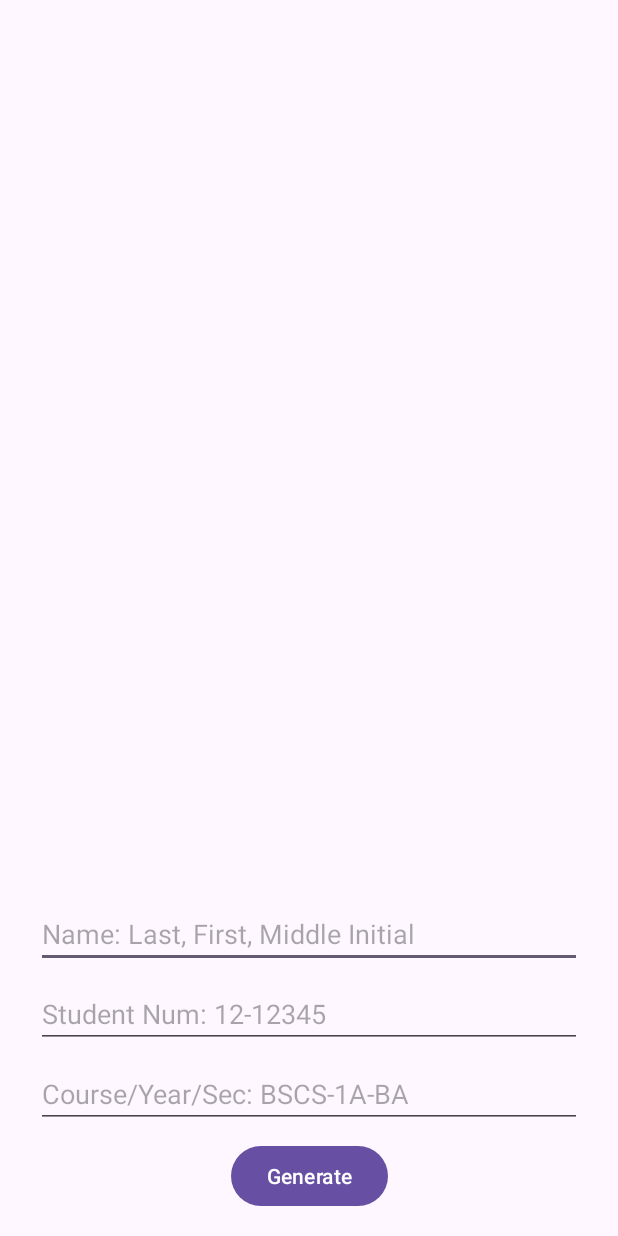
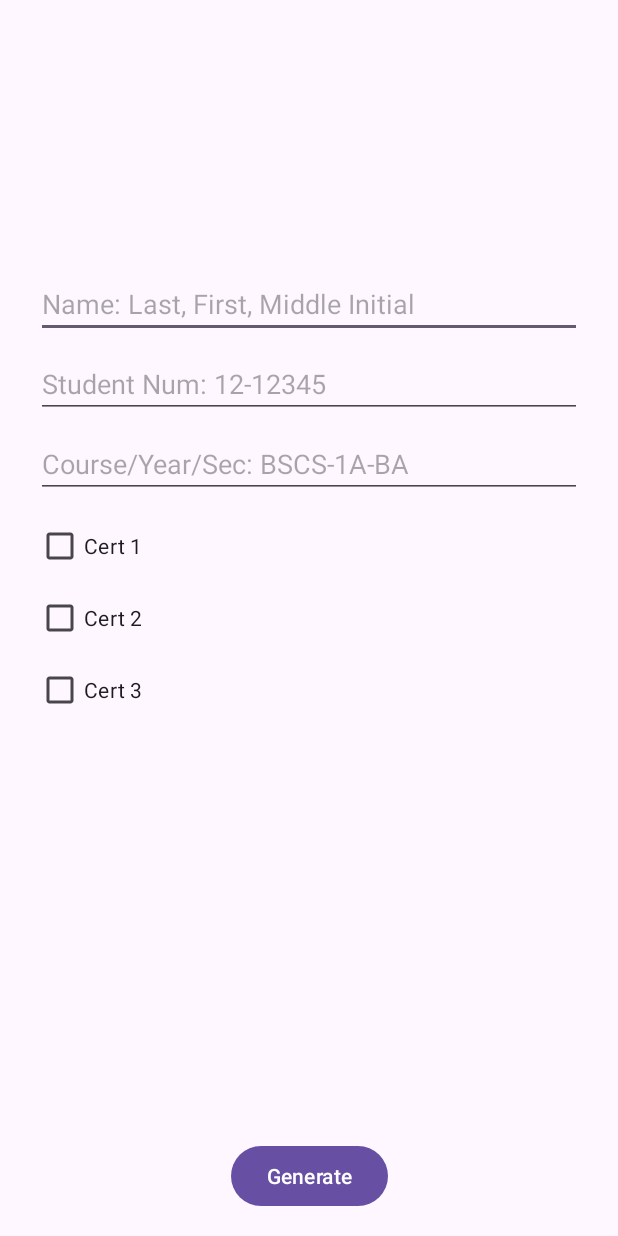
Before and after one commit to brynyz/QrDTIS---Generator, an Android app: the layout activity_main.xml on its own in the app's theme, with its tools: preview values and no code run, on a phone screen of 412 x 824 dp. Run offline under Robolectric (Android 15) with nearby library versions, the phone set to English and light mode, and no system bars.

Commit message:
Added Radio Buttons

```diff
--- a/app/src/main/AndroidManifest.xml
+++ b/app/src/main/AndroidManifest.xml
@@ -17,7 +17,6 @@
             android:exported="true">
             <intent-filter>
                 <action android:name="android.intent.action.MAIN" />
-
                 <category android:name="android.intent.category.LAUNCHER" />
             </intent-filter>
         </activity>
--- a/app/src/main/res/layout/activity_main.xml
+++ b/app/src/main/res/layout/activity_main.xml
@@ -1,6 +1,5 @@
 <?xml version="1.0" encoding="utf-8"?>
-<androidx.constraintlayout.widget.ConstraintLayout
-    xmlns:android="http://schemas.android.com/apk/res/android"
+<androidx.constraintlayout.widget.ConstraintLayout xmlns:android="http://schemas.android.com/apk/res/android"
     xmlns:app="http://schemas.android.com/apk/res-auto"
     xmlns:tools="http://schemas.android.com/tools"
     android:id="@+id/main"
@@ -14,58 +13,96 @@
         android:layout_width="0dp"
         android:layout_height="0dp"
         android:layout_marginHorizontal="24dp"
-        app:layout_constraintTop_toTopOf="parent"
+        android:contentDescription="@string/generated_qr_code_image"
+        app:layout_constraintBottom_toTopOf="@+id/name"
         app:layout_constraintEnd_toEndOf="parent"
         app:layout_constraintStart_toStartOf="parent"
-        app:layout_constraintBottom_toTopOf="@+id/name"
-        android:contentDescription="@string/generated_qr_code_image" />
+        app:layout_constraintTop_toTopOf="parent" />
+
 
     <!-- EditText for user input, fixed at the bottom above the Button -->
     <EditText
         android:id="@+id/name"
         android:layout_width="0dp"
         android:layout_height="wrap_content"
+        android:layout_marginHorizontal="24dp"
+        android:layout_marginBottom="8dp"
         android:hint="@string/name_last_first_middle_initial"
         android:inputType="text"
-        android:layout_marginHorizontal="24dp"
-        android:layout_marginBottom="8dp"
-        app:layout_constraintStart_toStartOf="parent"
+        app:layout_constraintBottom_toTopOf="@+id/idNum"
         app:layout_constraintEnd_toEndOf="parent"
-        app:layout_constraintBottom_toTopOf="@+id/idNum"/>
+        app:layout_constraintStart_toStartOf="parent" />
 
     <EditText
         android:id="@+id/idNum"
         android:layout_width="0dp"
         android:layout_height="wrap_content"
+        android:layout_marginHorizontal="24dp"
+        android:layout_marginBottom="8dp"
         android:hint="@string/student_num_12_12345"
         android:inputType="text"
-        android:layout_marginHorizontal="24dp"
-        android:layout_marginBottom="8dp"
-        app:layout_constraintStart_toStartOf="parent"
+        app:layout_constraintBottom_toTopOf="@+id/courseYearSection"
         app:layout_constraintEnd_toEndOf="parent"
-        app:layout_constraintBottom_toTopOf="@+id/courseYearSection"/>
+        app:layout_constraintStart_toStartOf="parent" />
 
     <EditText
         android:id="@+id/courseYearSection"
         android:layout_width="0dp"
         android:layout_height="wrap_content"
+        android:layout_marginHorizontal="24dp"
+        android:layout_marginBottom="8dp"
         android:hint="@string/course_year_sec_bscs_1a_ba"
         android:inputType="text"
-        android:layout_marginHorizontal="24dp"
-        android:layout_marginBottom="8dp"
-        app:layout_constraintStart_toStartOf="parent"
+        app:layout_constraintBottom_toTopOf="@+id/purchaseOptions"
         app:layout_constraintEnd_toEndOf="parent"
-        app:layout_constraintBottom_toTopOf="@+id/generateQrBtn"/>
+        app:layout_constraintStart_toStartOf="parent" />
+
+    <!-- Radio buttons for purchase options -->
+
+    <RadioGroup
+        android:id="@+id/purchaseOptions"
+        android:layout_width="wrap_content"
+        android:layout_height="wrap_content"
+        android:orientation="vertical"
+        app:layout_constraintBottom_toBottomOf="parent"
+        app:layout_constraintStart_toStartOf="@+id/courseYearSection"
+        app:layout_constraintTop_toTopOf="parent"
+        app:layout_constraintVertical_bias="0.5">
+
+        <androidx.appcompat.widget.AppCompatRadioButton
+            android:id="@+id/option1"
+            android:layout_width="wrap_content"
+            android:layout_height="wrap_content"
+            android:text="Cert 1"
+            style="@style/Widget.Material3.CompoundButton.CheckBox"/>
+
+        <androidx.appcompat.widget.AppCompatRadioButton
+            android:id="@+id/option2"
+            android:layout_width="wrap_content"
+            android:layout_height="wrap_content"
+            android:text="Cert 2"
+            style="@style/Widget.Material3.CompoundButton.CheckBox"/>
+
+        <androidx.appcompat.widget.AppCompatRadioButton
+            android:id="@+id/option3"
+            android:layout_width="wrap_content"
+            android:layout_height="wrap_content"
+            android:text="Cert 3"
+            style="@style/Widget.Material3.CompoundButton.CheckBox"/>
+
+
+    </RadioGroup>
 
     <!-- Button to generate the QR Code, fixed at the very bottom -->
     <Button
         android:id="@+id/generateQrBtn"
         android:layout_width="wrap_content"
         android:layout_height="wrap_content"
+        android:layout_marginBottom="16dp"
         android:text="Generate"
-        android:layout_marginBottom="16dp"
         app:layout_constraintBottom_toBottomOf="parent"
         app:layout_constraintEnd_toEndOf="parent"
-        app:layout_constraintStart_toStartOf="parent"/>
+        app:layout_constraintStart_toStartOf="parent" />
+
 
 </androidx.constraintlayout.widget.ConstraintLayout>
```
Also changed, not shown: app/src/main/java/com/example/QrDTIS/MainActivity.kt (+35 -10 lines).
